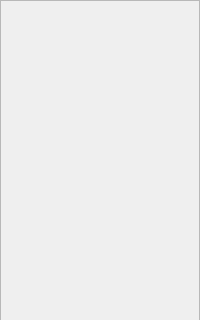
Before: the Qt Designer form SourceCode/Revelation/RevelationLeftSidebar.ui in rhzxg/Revelation, drawn with Qt 5; both pictures show x 0 to 200 and y 0 to 320 of the 200 by 560 pixel window.
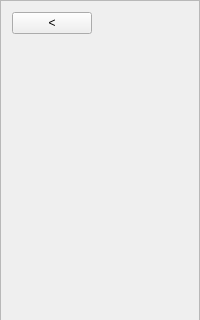
After: the same form once the commit is applied.

Commit message: feat: central widget & side bar ui change; add list view

What changed in the file:
```diff
--- a/SourceCode/Revelation/RevelationLeftSidebar.ui
+++ b/SourceCode/Revelation/RevelationLeftSidebar.ui
@@ -34,6 +34,31 @@
      <property name="frameShadow">
       <enum>QFrame::Raised</enum>
      </property>
+     <layout class="QGridLayout" name="gridLayout_2" columnstretch="0,0">
+      <item row="1" column="0">
+       <widget class="QWidget" name="widget" native="true"/>
+      </item>
+      <item row="0" column="0">
+       <widget class="QPushButton" name="btnHide">
+        <property name="text">
+         <string>&lt;</string>
+        </property>
+       </widget>
+      </item>
+      <item row="0" column="1">
+       <spacer name="horizontalSpacer">
+        <property name="orientation">
+         <enum>Qt::Horizontal</enum>
+        </property>
+        <property name="sizeHint" stdset="0">
+         <size>
+          <width>40</width>
+          <height>20</height>
+         </size>
+        </property>
+       </spacer>
+      </item>
+     </layout>
     </widget>
    </item>
   </layout>
```
The commit also changes 5 other files.
